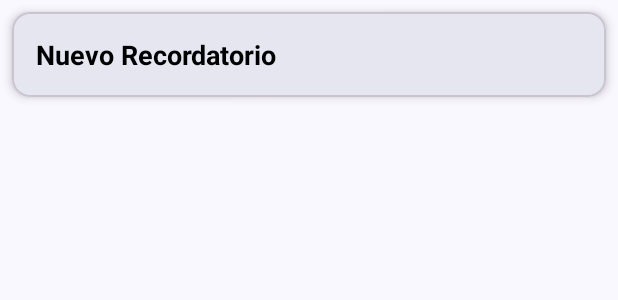
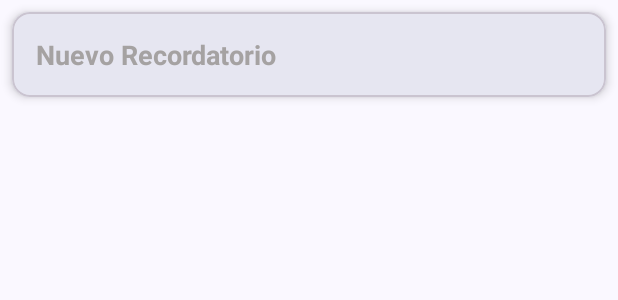
Before and after one commit to GJoseI/app_Recordatorio, an Android app: the layout item_recordatorio_general.xml on its own in the app's theme, with its tools: preview values and no code run, on a phone screen of 412 x 824 dp. Shown: the top 300 px of the screen. Run offline under Robolectric (Android 15) with nearby library versions, the phone set to English and light mode, and no system bars.

Commit message:
cambio de color letra

```diff
--- a/app/src/main/res/layout/item_recordatorio_general.xml
+++ b/app/src/main/res/layout/item_recordatorio_general.xml
@@ -21,7 +21,7 @@
             android:text="Nuevo Recordatorio"
             android:textSize="18sp"
             android:textStyle="bold"
-            android:textColor="@android:color/black" />
+            android:textColor="@color/letraGris" />
 
     </LinearLayout>
 </com.google.android.material.card.MaterialCardView>
```
